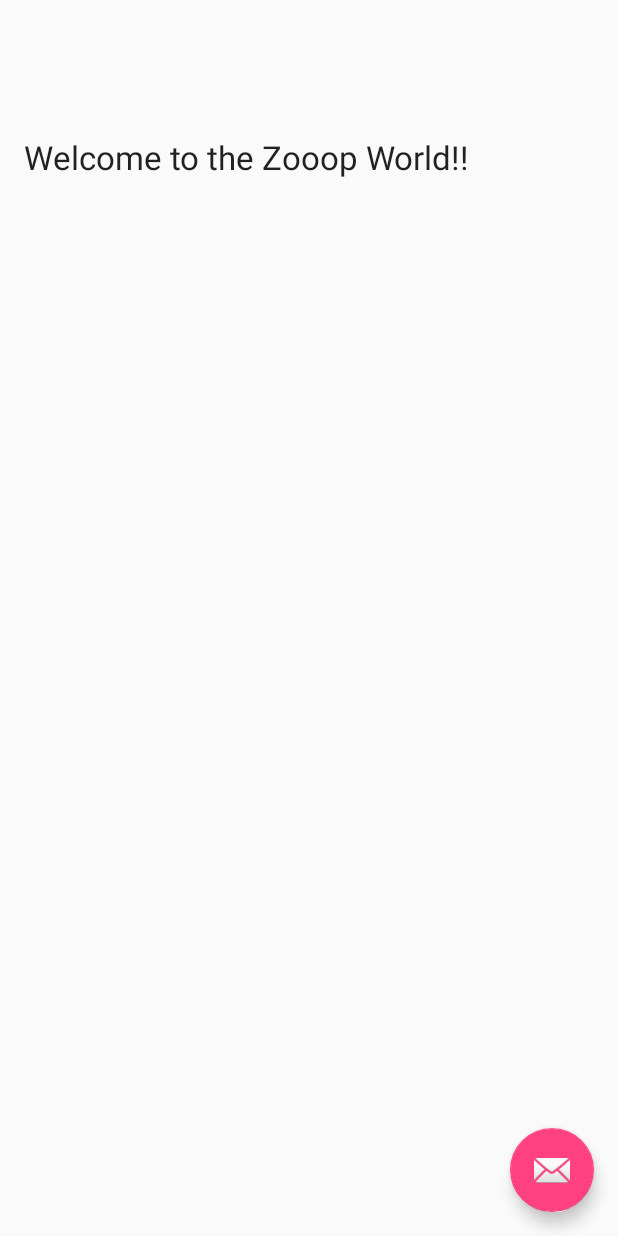
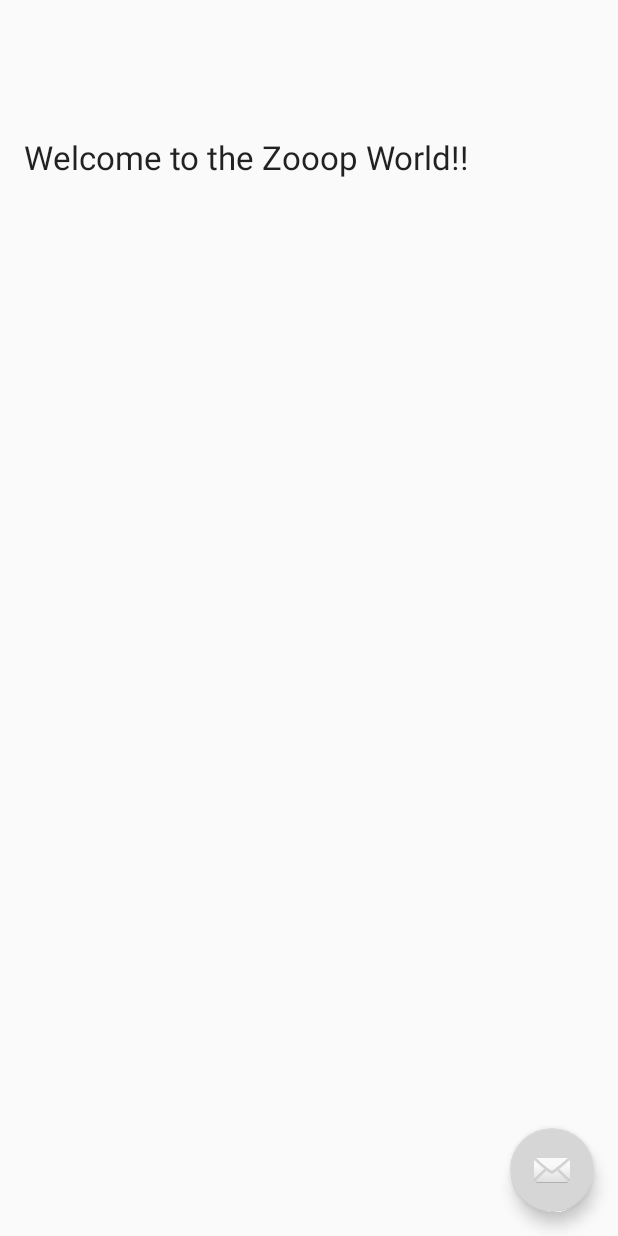
Before and after one commit to stephenoken/Zooop-Android, an Android app: the home screen opened directly, with no data from a screen before it, on a phone screen of 412 x 824 dp. Run offline under Robolectric (Android 15) with nearby library versions, the phone set to English and light mode, and no system bars.

```diff
--- a/app/src/main/res/values/colors.xml
+++ b/app/src/main/res/values/colors.xml
@@ -1,6 +1,5 @@
 <?xml version="1.0" encoding="utf-8"?>
 <resources>
-    <color name="colorPrimary">#3F51B5</color>
-    <color name="colorPrimaryDark">#303F9F</color>
-    <color name="colorAccent">#FF4081</color>
+    <color name="colorPrimary">#0288D1</color>
+    <color name="colorSecondary">#313131</color>
 </resources>
```
Also changed, not shown: app/src/main/res/mipmap-hdpi/ic_launcher.png, app/src/main/res/mipmap-mdpi/ic_launcher.png, app/src/main/res/mipmap-xhdpi/ic_launcher.png, app/src/main/res/mipmap-xxhdpi/ic_launcher.png, app/src/main/res/mipmap-xxxhdpi/ic_launcher.png.
